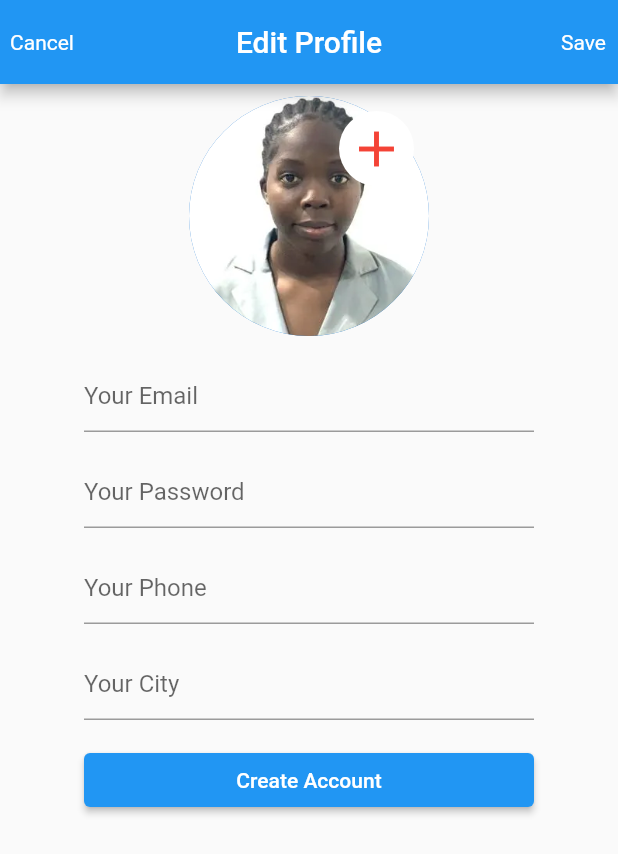
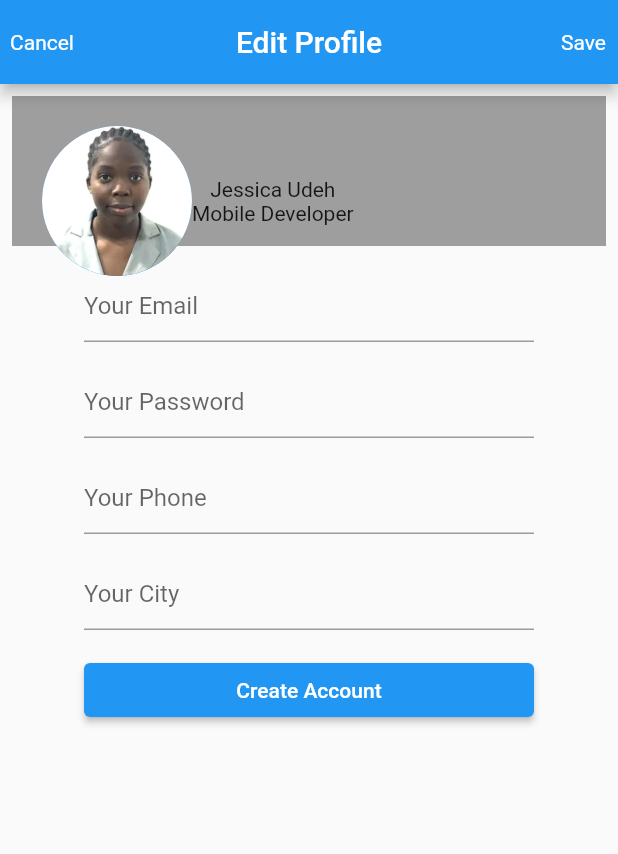
Before and after one commit to dblacktechie/classwork, a Flutter app: the screen it shows after launch, on a phone screen of 412 x 824 dp. Shown: the top 854 px of the screen. Run offline on Flutter 3.47's test engine with Material 2 defaults, Android fonts, the phone set to English and light mode, and no system bars.

Commit message:
stack second

```diff
--- a/lib/main.dart
+++ b/lib/main.dart
@@ -34,28 +34,32 @@ class MainApp extends StatelessWidget {
                   Padding(
                     padding: const EdgeInsets.all(8.0),
                     child: Stack(
+                      clipBehavior: Clip.none,
                       children: [
-                        CircleAvatar(
-                          radius: 80,
-                          backgroundImage:
-                              Image.asset('assets/images/jess.png').image,
+                        Container(
+                          height: 100,
+                          width: MediaQuery.of(context).size.width,
+                          color: Colors.grey,
                         ),
                         Positioned(
-                          right: 10,
-                          top: 10,
-                          child: Container(
-                            height: 50,
-                            width: 50,
-                            decoration: BoxDecoration(
-                                color: Colors.white,
-                                borderRadius: BorderRadius.circular(50)),
-                            child: Icon(
-                              Icons.add,
-                              size: 40,
-                              color: Colors.red,
-                            ),
+                          bottom: -20,
+                          left: 20,
+                          child: Row(
+                            children: [
+                              CircleAvatar(
+                                radius: 50,
+                                backgroundImage:
+                                    Image.asset('assets/images/jess.png').image,
+                              ),
+                              Column(
+                                children: [
+                                  Text('Jessica Udeh'),
+                                  Text('Mobile Developer'),
+                                ],
+                              )
+                            ],
                           ),
-                        )
+                        ),
                       ],
                     ),
                   ),
```
